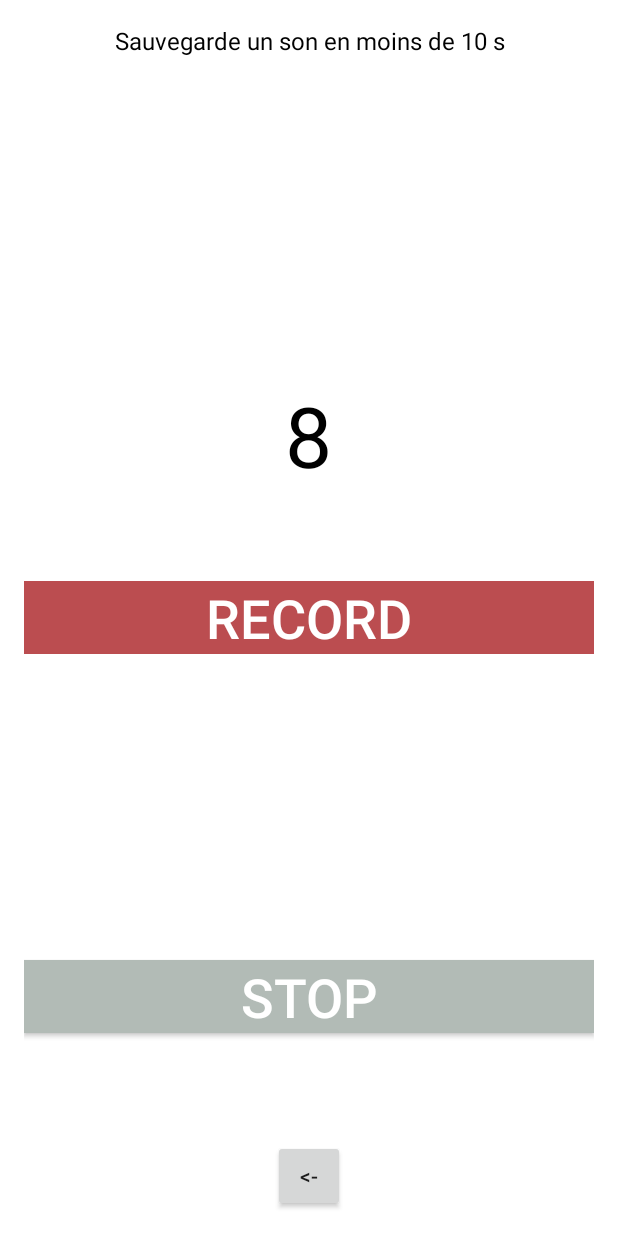
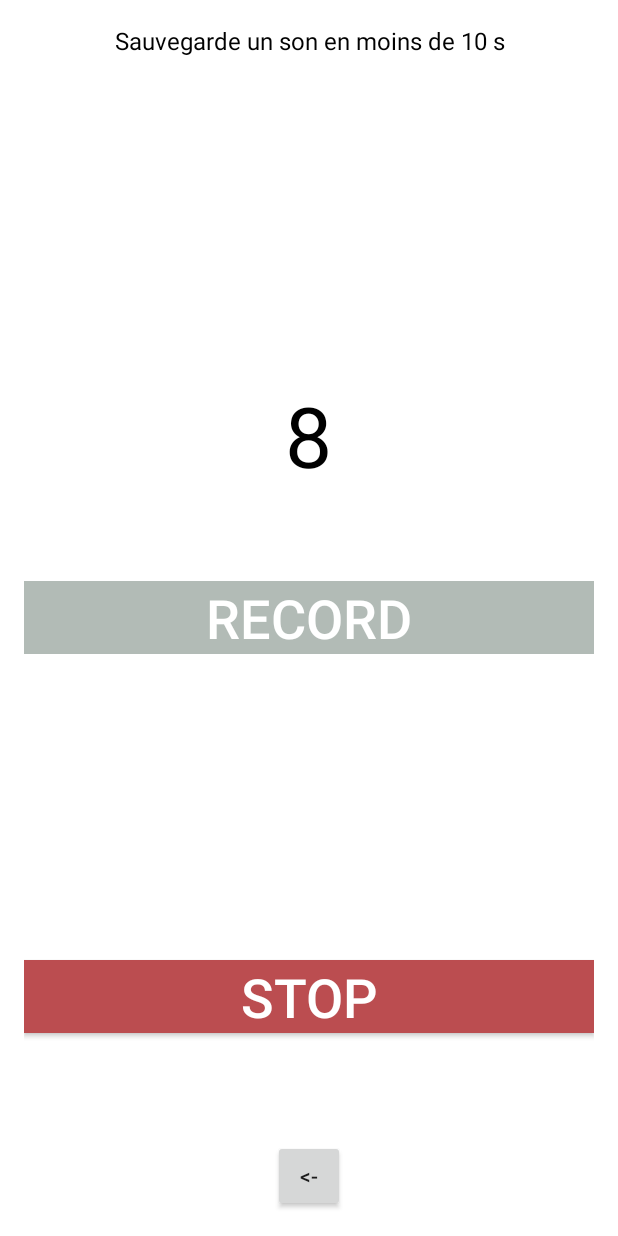
Before and after one commit to abdelrhamaneben/Jass, an Android app: the recorder_activity screen opened directly, with no data from a screen before it, after a tap on "RECORD", on a phone screen of 412 x 824 dp. Run offline under Robolectric (Android 15) with nearby library versions, the phone set to English and light mode, and no system bars; 2 statements that could not run were skipped.

Commit message:
coloration Buttons

```diff
--- a/app/src/main/java/com/abdelrhamane/dufaux/jass/recorder_activity.java
+++ b/app/src/main/java/com/abdelrhamane/dufaux/jass/recorder_activity.java
@@ -60,6 +60,7 @@ public class recorder_activity extends OrmLiteBaseActivity<DatabaseHelper> {
         stop_play.setEnabled(false);
         record.setEnabled(true);
         record.setBackgroundResource(R.color.vert);
+        stop_play.setBackgroundResource(R.color.gris);
         timerLabel.setText(String.valueOf(timer));
         state = State_E.RECORDABLE;
         this.enregistrement = new record((new Date().getTime()) + ".3gp");
@@ -134,11 +135,12 @@ public class recorder_activity extends OrmLiteBaseActivity<DatabaseHelper> {
                 this.enregistrement.record();
                 state = State_E.STOPABLE;
                 record.setEnabled(false);
-                record.setBackgroundResource(R.color.rouge);
-                launchTimer();
+                record.setBackgroundResource(R.color.gris);
+                stop_play.setBackgroundResource(R.color.rouge);
                 record.setEnabled(false);
                 stop_play.setEnabled(true);
-                display_alert( "Recording started");
+                display_alert("Recording started");
+                launchTimer();
             }
         } catch (Exception e) {
             // TODO Auto-generated catch block
@@ -155,6 +157,7 @@ public class recorder_activity extends OrmLiteBaseActivity<DatabaseHelper> {
         try {
             this.enregistrement.play();
             display_alert("Playing audio");
+            initRecorder();
         } catch (Exception e) {
             display_alert(e.getMessage());
             initRecorder();
@@ -170,7 +173,7 @@ public class recorder_activity extends OrmLiteBaseActivity<DatabaseHelper> {
             this.enregistrement.stop();
             state = State_E.PLAYABLE;
             stop_play.setText("Play");
-            System.out.println("Can play");
+            stop_play.setBackgroundResource(R.color.bleu);
             display_alert( "Audio recorded successfully");
             scheduler.interrupt();
             askName();
```
